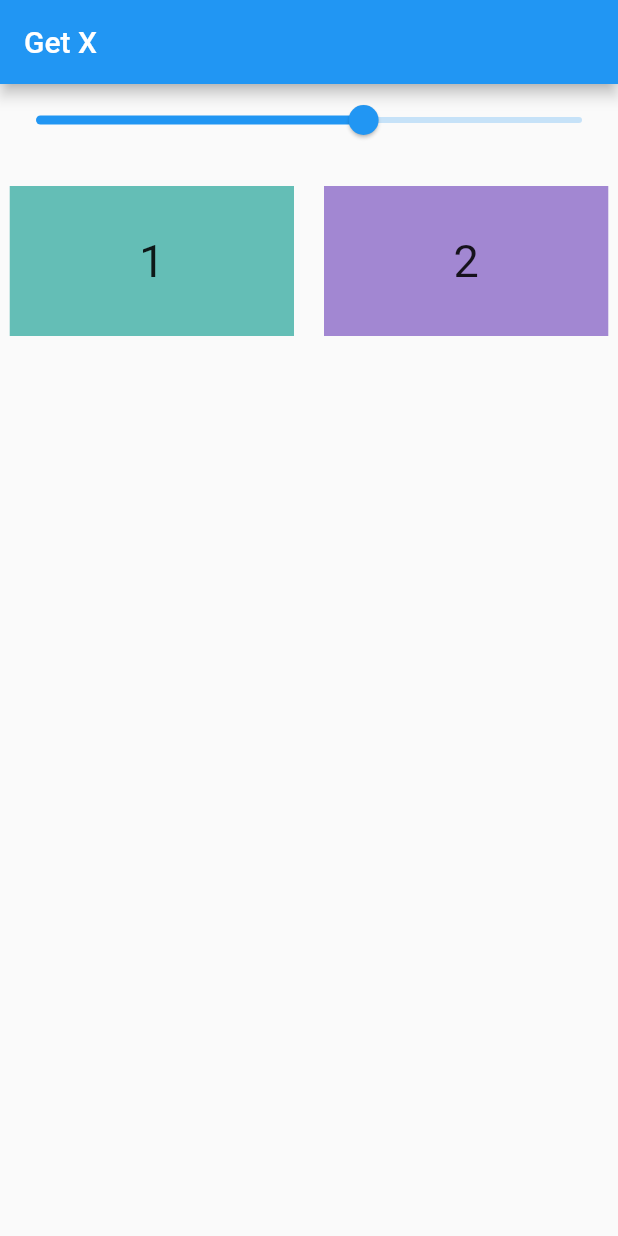
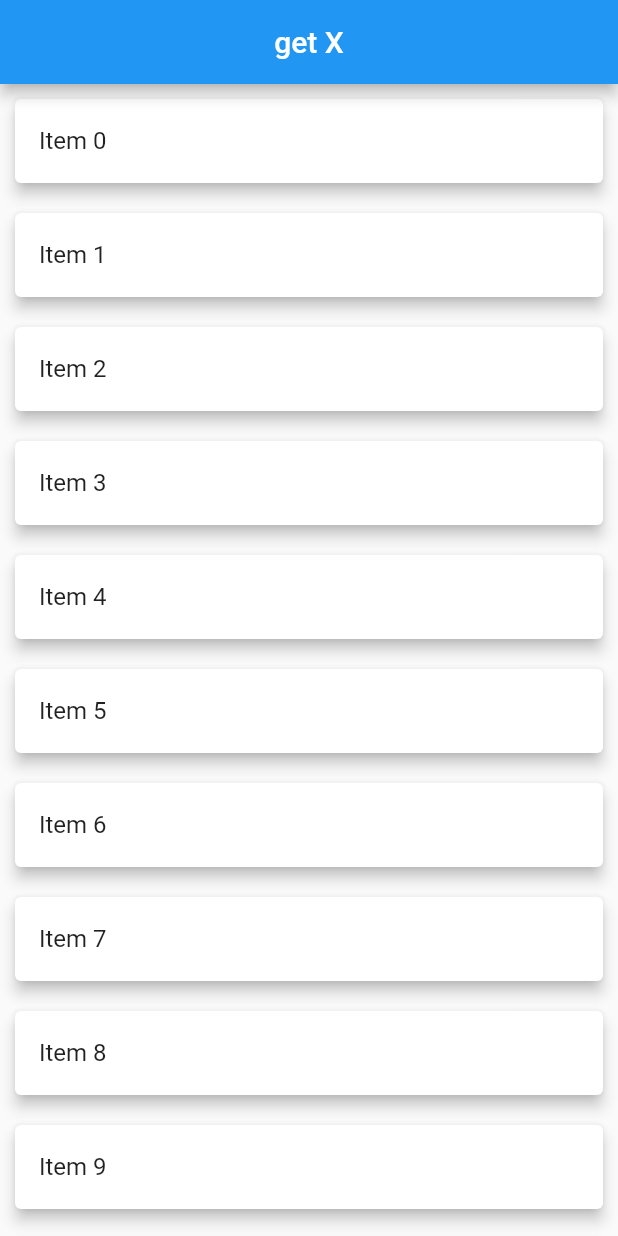
Before and after one commit to Hashimkhann1/Getx-state-management, a Flutter app: the screen it shows after launch, on a phone screen of 412 x 824 dp. Run offline on Flutter 3.47's test engine with Material 2 defaults, Android fonts, the light colour scheme and no system bars; our stand-ins replace get.

Commit message:
i practice favourite item selector and switch button for getx

```diff
--- /dev/null
+++ b/lib/getx/favourite_example_getx.dart
@@ -0,0 +1,14 @@
+
+
+
+import 'package:get/get.dart';
+
+class FavouriteExampleGetx extends GetxController {
+
+  RxList favItems = [].obs;
+
+  addOrRemoveFavItems(int index) {
+    favItems.contains(index) ? favItems.remove(index) : favItems.add(index);
+  }
+
+}
--- a/lib/main.dart
+++ b/lib/main.dart
@@ -1,6 +1,8 @@
 import 'package:flutter/material.dart';
 import 'package:getxpract/view/counter_example.dart';
 import 'package:getxpract/view/example_two.dart';
+import 'package:getxpract/view/favoutite_iitem_example.dart';
+import 'package:getxpract/view/switch_btn_example.dart';
 
 void main() {
   runApp(const MyApp());
@@ -19,7 +21,9 @@ class MyApp extends StatelessWidget {
         primarySwatch: Colors.blue,
       ),
       // home: CounterExample(),
-      home: ExampleTwo(),
+      // home: ExampleTwo(),
+      // home: SwitchBtnExample(),
+      home: FavouruteItemExample(),
     );
   }
 }
--- /dev/null
+++ b/lib/view/favoutite_iitem_example.dart
@@ -0,0 +1,46 @@
+import 'package:flutter/material.dart';
+import 'package:get/get.dart';
+import 'package:getxpract/getx/favourite_example_getx.dart';
+
+class FavouruteItemExample extends StatefulWidget {
+  const FavouruteItemExample({super.key});
+
+  @override
+  State<FavouruteItemExample> createState() => _FavouruteItemExampleState();
+}
+
+class _FavouruteItemExampleState extends State<FavouruteItemExample> {
+
+  FavouriteExampleGetx favouriteExampleGetx = Get.put(FavouriteExampleGetx());
+
+  @override
+  Widget build(BuildContext context) {
+    print("check build here >>>>>>>>>>>>>>");
+    return Scaffold(
+      appBar: AppBar(
+        title: Text("get X"),
+        centerTitle: true,
+      ),
+      body: Column(
+        children: [
+          Expanded(
+              child: ListView.builder(
+                itemCount: 20,
+                  itemBuilder: (context , index) {
+                return Card(
+                  elevation: 4,
+                  margin: EdgeInsets.all(10),
+                  child: ListTile(onTap: () {
+                    favouriteExampleGetx.addOrRemoveFavItems(index);
+                  },
+                    title: Text('Item' +" "+ index.toString()),
+                    trailing: Obx(() => favouriteExampleGetx.favItems.contains(index) ? Icon(Icons.favorite,color: Colors.red,) : Icon(null))
+                  ),
+                );
+              })
+          )
+        ],
+      ),
+    );
+  }
+}
```
Also changed, not shown: lib/getx/switch_btn_example_getx.dart (added, +13 -0 lines), lib/view/example_two.dart (+8 -2 lines), lib/view/switch_btn_example.dart (added, +39 -0 lines).
